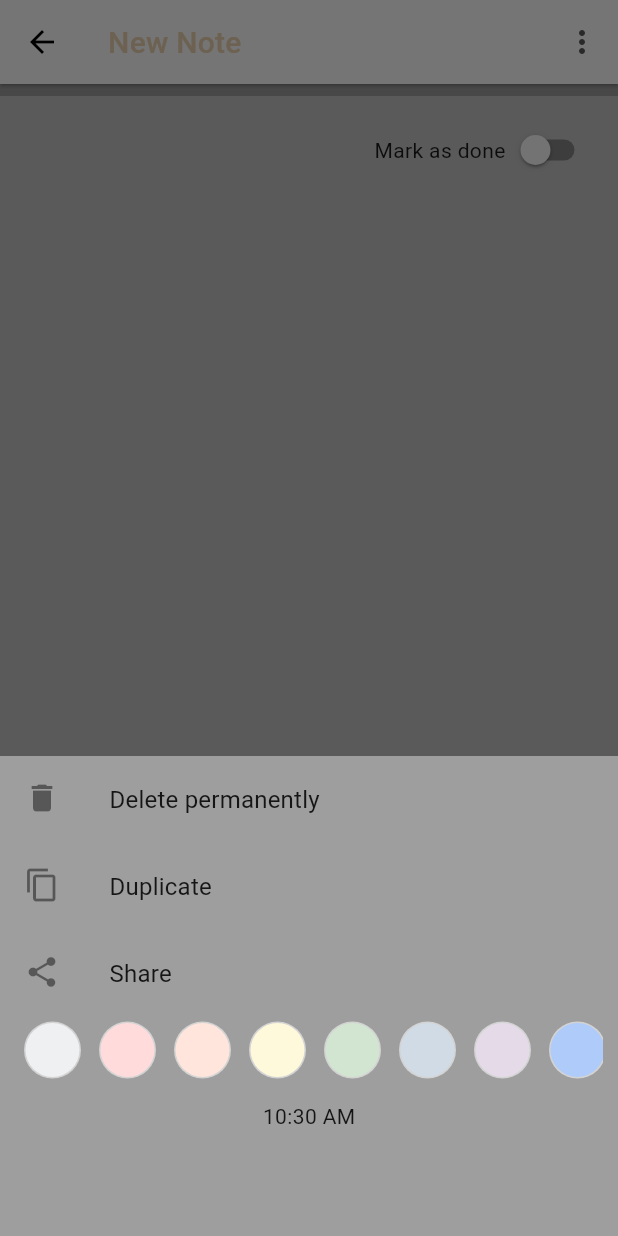
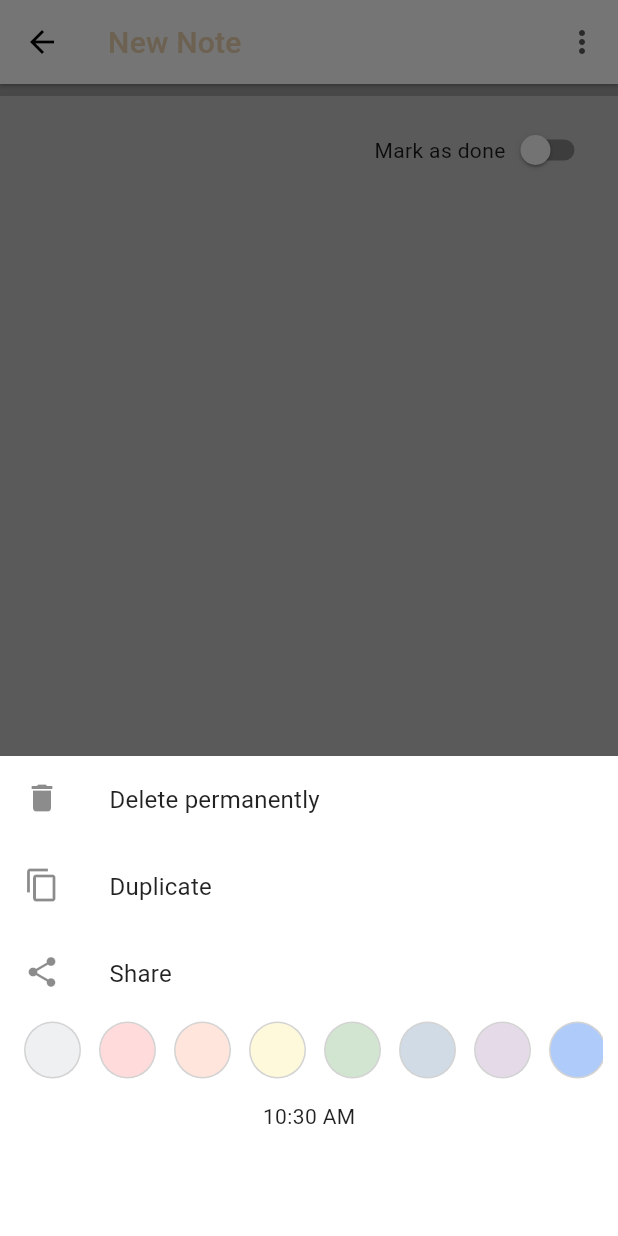
Before and after one commit to livinginquiry/livinginquiryapp, a Flutter app: the NotePage screen opened directly with empty values, after a tap on the "more vert" icon, on a phone screen of 412 x 824 dp. Run offline on Flutter 3.47's test engine with Material 2 defaults, Android fonts, the phone set to English and light mode, and no system bars; drawn by our look-alikes of keyboard_actions; our stand-ins replace auto_size_text, basic_utils, flutter_form_builder, flutter_speed_dial, get_it, share and 4 more; accounts and stored records are empty.

Commit message:
Change the background of the color choosing dialog/sheet to white
https://app.asana.com/0/1152783500105769/1200132789346176

```diff
--- a/lib/widgets/options_sheet.dart
+++ b/lib/widgets/options_sheet.dart
@@ -31,7 +31,7 @@ class _OptionsSheetState extends State<OptionsSheet> {
   @override
   Widget build(BuildContext context) {
     return Container(
-      color: this.noteColor,
+      color: Colors.white,
       child: new Wrap(
         children: <Widget>[
           new ListTile(
@@ -85,7 +85,6 @@ class _OptionsSheetState extends State<OptionsSheet> {
 
   void _changeColor(Color color) {
     setState(() {
-      this.noteColor = color;
       widget.callBackColorTapped(color);
     });
   }
```
